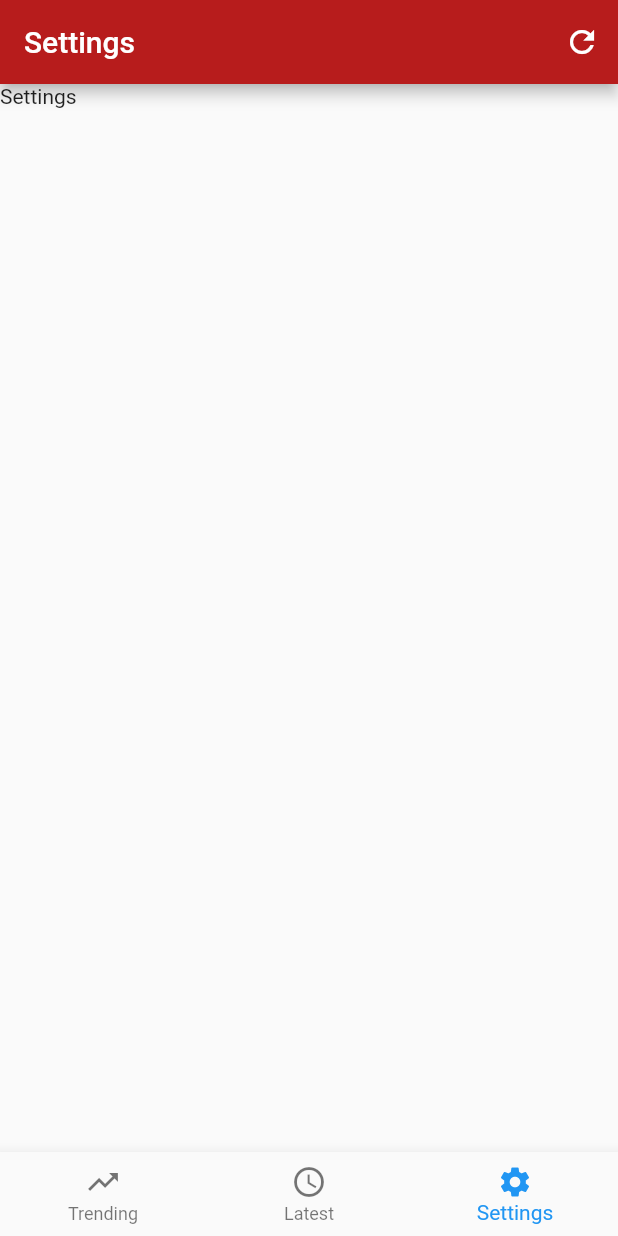
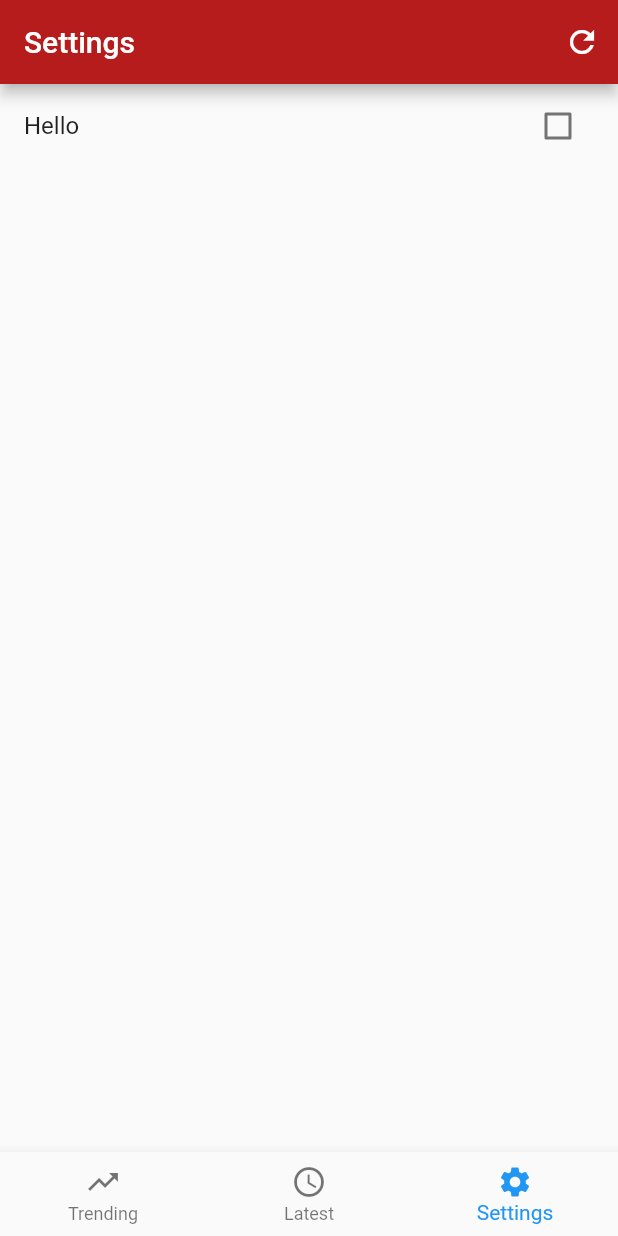
Before and after one commit to alakbarz/pincer, a Flutter app: the screen it shows after launch, item 3 of the bottom bar chosen, on a phone screen of 412 x 824 dp. Run offline on Flutter 3.47's test engine with Material 2 defaults, Android fonts, the phone set to English and light mode, and no system bars.

Commit message:
Adding basic layout to settings page

```diff
--- a/lib/main.dart
+++ b/lib/main.dart
@@ -61,7 +61,17 @@ class _MyStatefulWidgetState extends State<MyStatefulWidget> {
     ),
     Text('Latest'),
     ListView(
-      children: <Widget>[Text('Settings')],
+      children: <Widget>[
+        Container (
+          child: ListTile(
+            title: Text('Hello'),
+            trailing: Checkbox(onChanged: (value) {
+              // TODO Settings checkbox
+              value = true;
+            }, value: false,),
+          ),
+        )
+      ],
     ),
   ];
 
```
